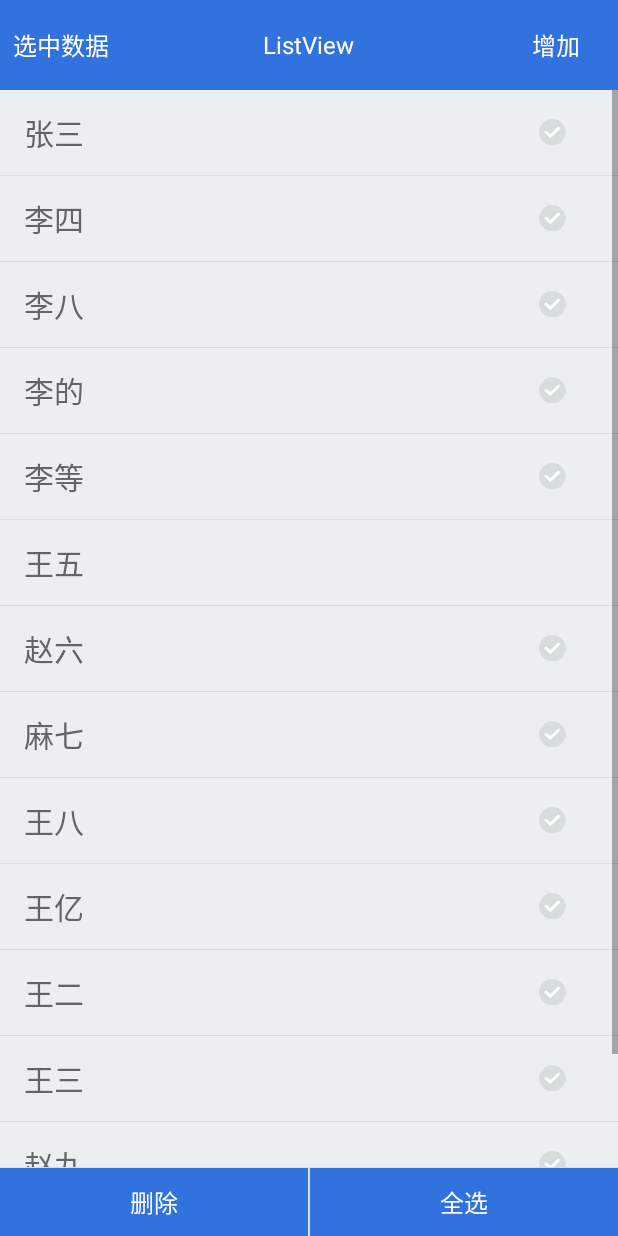
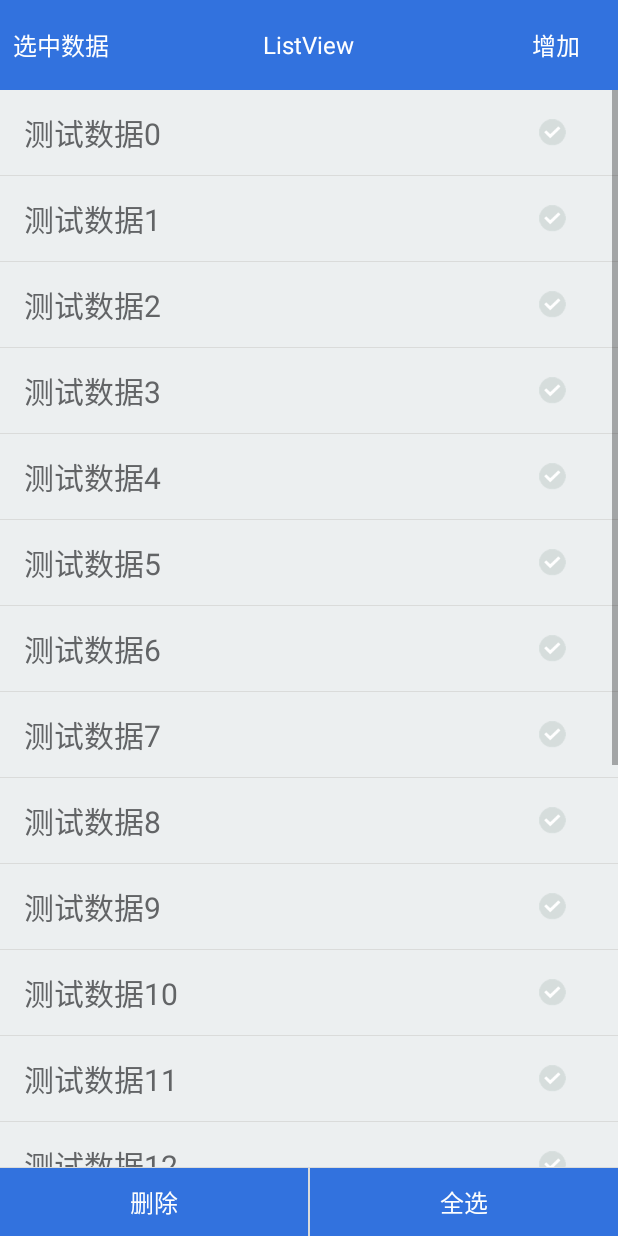
Before and after one commit to gaochunchun/Android_Multiselect, an Android app: the screen it shows after launch (CheckListViewActivity), after a tap on "多选测试 ListView", on a phone screen of 412 x 824 dp. Run offline under Robolectric (Android 15) with nearby library versions, the phone set to English and light mode, and no system bars.

```diff
--- a/app/src/main/java/org/gaochun/activity/CActivity.java
+++ b/app/src/main/java/org/gaochun/activity/CActivity.java
@@ -26,13 +26,13 @@ public class CActivity extends Activity implements View.OnClickListener{
         switch (v.getId()) {
             case R.id.btn_1:
                 Intent intent = new Intent(this,CheckRecyclerViewActivity.class);
-                intent.putExtra("one","one");
+                intent.putExtra("recyclerview",name.getText());
                 startActivityForResult(intent, 1);
                 break;
 
             case R.id.btn_2:    //多选
                 Intent intent2 = new Intent(this, CheckListViewActivity.class);
-                intent2.putExtra("v", name.getText());
+                intent2.putExtra("listview", name.getText());
                 startActivityForResult(intent2, 2);
                 break;
 
@@ -46,12 +46,13 @@ public class CActivity extends Activity implements View.OnClickListener{
         switch (requestCode) {
             case 1:
                 if (resultCode == Activity.RESULT_OK) {
-
+                    final String more = data.getExtras().getString("rv");
+                    name.setText(more);
                 }
                 break;
             case 2:
                 if (resultCode == Activity.RESULT_OK) {
-                    final String more = data.getExtras().getString("more");
+                    final String more = data.getExtras().getString("lv");
                     name.setText(more);
 
                 }
--- a/app/src/main/java/org/gaochun/activity/CheckListViewActivity.java
+++ b/app/src/main/java/org/gaochun/activity/CheckListViewActivity.java
@@ -61,7 +61,7 @@ public class CheckListViewActivity extends Activity implements OnClickListener,
         mTempList = new ArrayList<>();
 
         final Intent intent = getIntent();
-        final String learnString = intent.getStringExtra("v");
+        final String learnString = intent.getStringExtra("listview");
         if (!TextUtils.isEmpty(learnString)) {
             final String[] learns = learnString.split(",");
             for (String tag : learns) {
@@ -103,25 +103,15 @@ public class CheckListViewActivity extends Activity implements OnClickListener,
         // 模拟假数据
         List<DemoBean> demoDatas = new ArrayList<DemoBean>();
 
-        demoDatas.add(new DemoBean("张三", true));
-        demoDatas.add(new DemoBean("李四", true));
-        demoDatas.add(new DemoBean("李八", true));
-        demoDatas.add(new DemoBean("李的", true));
-        demoDatas.add(new DemoBean("李等", true));
-        demoDatas.add(new DemoBean("王五", false));
-        demoDatas.add(new DemoBean("赵六", true));
-        demoDatas.add(new DemoBean("麻七", true));
-        demoDatas.add(new DemoBean("王八", true));
-        demoDatas.add(new DemoBean("王亿", true));
-        demoDatas.add(new DemoBean("王二", true));
-        demoDatas.add(new DemoBean("王三", true));
-        demoDatas.add(new DemoBean("赵九", true));
-        demoDatas.add(new DemoBean("赵九", true));
+        for (int i = 0; i < 20; i++) {
+            demoDatas.add(new DemoBean("测试数据"+i, true));
+        }
+        //demoDatas.add(new DemoBean("赵九", true));
+        //demoDatas.add(new DemoBean("赵九", true));
 
         adpAdapter = new DemoAdapter(this, demoDatas, mTempList);
 
         lvListView.setAdapter(adpAdapter);
-
     }
 
 
@@ -155,7 +145,7 @@ public class CheckListViewActivity extends Activity implements OnClickListener,
 
             //数据传递
             final Intent intent = new Intent();
-            intent.putExtra("more", buffer.toString());
+            intent.putExtra("lv", buffer.toString());
             setResult(RESULT_OK, intent);
             finish();
         }
```
Also changed, not shown: app/src/main/java/org/gaochun/activity/CheckRecyclerViewActivity.java (+11 -51 lines), app/src/main/java/org/gaochun/adapter/ContactsAdapter.java (+45 -62 lines).
